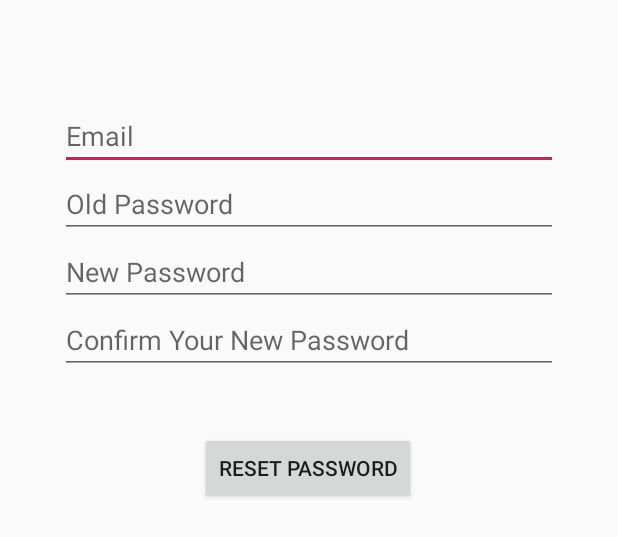
After one commit to richarduuz/lost-and-found, an Android app: the layout forget_password.xml on its own in the app's theme, with its tools: preview values and no code run, on a phone screen of 412 x 824 dp. The commit adds this screen. Shown: the top 537 px of the screen. Run offline under Robolectric (Android 15) with nearby library versions, the phone set to English and light mode, and no system bars.

Commit message:
reset password and forget password

```diff
--- a/app/src/main/java/com/example/maptest/Register.java
+++ b/app/src/main/java/com/example/maptest/Register.java
@@ -62,7 +62,7 @@ public class Register extends AppCompatActivity {
             public void onClick(View view) {
 
                 String userEmail = email.getText().toString().trim();
-                String userPassword = email.getText().toString().trim();
+                String userPassword = password.getText().toString().trim();
                 String userUsername = username.getText().toString().trim();
 
                 userRegister(userEmail, userPassword, userUsername);
--- /dev/null
+++ b/app/src/main/res/layout/forget_password.xml
@@ -0,0 +1,99 @@
+<?xml version="1.0" encoding="utf-8"?>
+<androidx.constraintlayout.widget.ConstraintLayout xmlns:android="http://schemas.android.com/apk/res/android"
+    xmlns:app="http://schemas.android.com/apk/res-auto"
+    xmlns:tools="http://schemas.android.com/tools"
+    android:id="@+id/container"
+    android:layout_width="match_parent"
+    android:layout_height="match_parent"
+    android:paddingLeft="@dimen/activity_horizontal_margin"
+    android:paddingTop="@dimen/activity_vertical_margin"
+    android:paddingRight="@dimen/activity_horizontal_margin"
+    android:paddingBottom="@dimen/activity_vertical_margin"
+    tools:context=".ForgetPassword">
+
+
+    <EditText
+        android:id="@+id/email_forget"
+        android:layout_width="0dp"
+        android:layout_height="wrap_content"
+        android:layout_marginStart="24dp"
+        android:layout_marginTop="52dp"
+        android:layout_marginEnd="24dp"
+
+        android:hint="@string/prompt_email"
+        android:inputType="textEmailAddress"
+        android:selectAllOnFocus="true"
+        app:layout_constraintEnd_toEndOf="parent"
+        app:layout_constraintStart_toStartOf="parent"
+        app:layout_constraintTop_toTopOf="parent" />
+
+    <EditText
+        android:id="@+id/old_forget"
+        android:layout_width="0dp"
+        android:layout_height="wrap_content"
+        android:layout_marginStart="24dp"
+        android:layout_marginEnd="24dp"
+
+        android:hint="Old Password"
+        android:inputType="textPassword"
+        android:selectAllOnFocus="true"
+        app:layout_constraintEnd_toEndOf="parent"
+        app:layout_constraintHorizontal_bias="1.0"
+        app:layout_constraintStart_toStartOf="parent"
+        tools:layout_editor_absoluteY="137dp"
+        app:layout_constraintTop_toBottomOf="@+id/email_forget"/>
+
+    <EditText
+        android:id="@+id/new_forget"
+        android:layout_width="0dp"
+        android:layout_height="wrap_content"
+        android:layout_marginStart="24dp"
+        android:layout_marginEnd="24dp"
+
+        android:hint="New Password"
+        android:imeActionLabel="@string/action_sign_in_short"
+        android:inputType="textPassword"
+        android:selectAllOnFocus="true"
+        app:layout_constraintEnd_toEndOf="parent"
+        app:layout_constraintHorizontal_bias="1.0"
+        app:layout_constraintStart_toStartOf="parent"
+        tools:layout_editor_absoluteY="137dp"
+        app:layout_constraintTop_toBottomOf="@+id/old_forget"/>
+
+    <EditText
+        android:id="@+id/confirm_forget"
+        android:layout_width="0dp"
+        android:layout_height="wrap_content"
+        android:layout_marginStart="24dp"
+        android:layout_marginEnd="24dp"
+
+        android:hint="Confirm Your New Password"
+        android:imeActionLabel="@string/action_sign_in_short"
+        android:inputType="textPassword"
+        android:selectAllOnFocus="true"
+        app:layout_constraintEnd_toEndOf="parent"
+        app:layout_constraintHorizontal_bias="1.0"
+        app:layout_constraintStart_toStartOf="parent"
+        tools:layout_editor_absoluteY="137dp"
+        app:layout_constraintTop_toBottomOf="@+id/new_forget"/>
+
+
+    <Button
+        android:id="@+id/reset_forget"
+        android:layout_width="wrap_content"
+        android:layout_height="wrap_content"
+        android:layout_gravity="start"
+        android:layout_marginStart="48dp"
+        android:layout_marginTop="16dp"
+        android:layout_marginEnd="48dp"
+        android:layout_marginBottom="380dp"
+        android:text="Reset Password"
+        app:layout_constraintBottom_toBottomOf="parent"
+        app:layout_constraintEnd_toEndOf="parent"
+        app:layout_constraintHorizontal_bias="0.497"
+        app:layout_constraintStart_toStartOf="parent"
+        app:layout_constraintTop_toBottomOf="@+id/confirm_forget"
+        app:layout_constraintVertical_bias="0.2"/>
+
+
+</androidx.constraintlayout.widget.ConstraintLayout>
```
Also changed, not shown: app/src/main/java/com/example/maptest/ForgetPassword.java (added, +108 -0 lines), app/src/main/java/com/example/maptest/Login.java (+16 -1 lines), app/src/main/java/com/example/maptest/MeFragment.java (+48 -0 lines), app/src/main/res/layout/activity_login.xml (deleted, +0 -41 lines), app/src/main/res/layout/fragment_me.xml (+7 -0 lines), app/src/main/res/layout/login.xml (+16 -0 lines).
